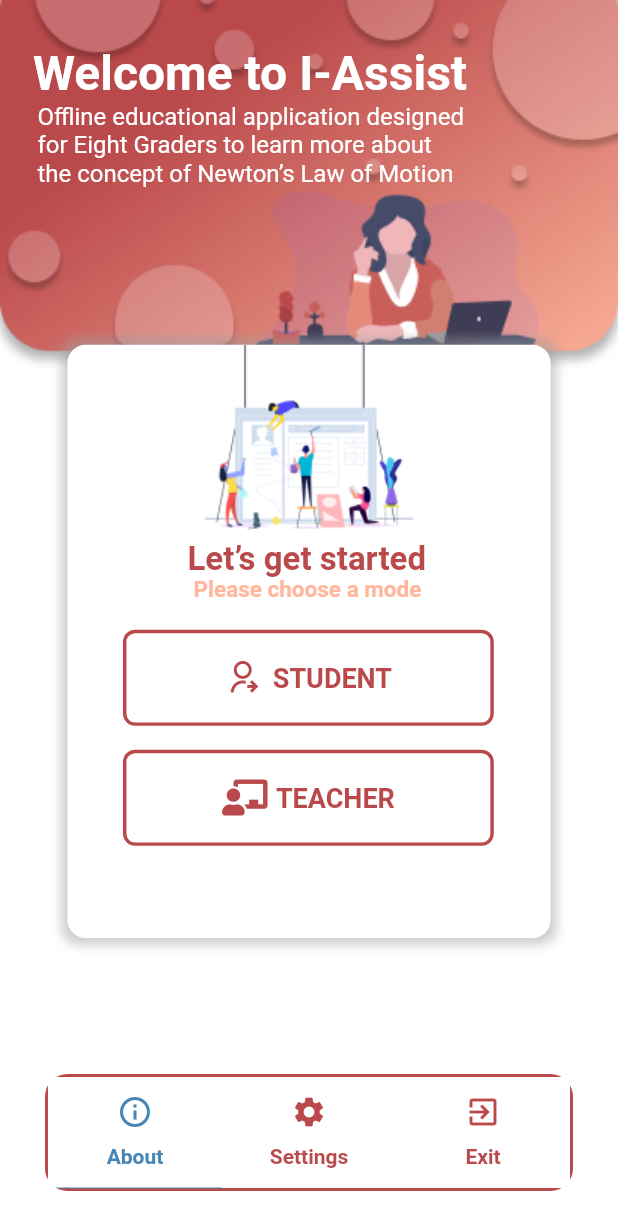
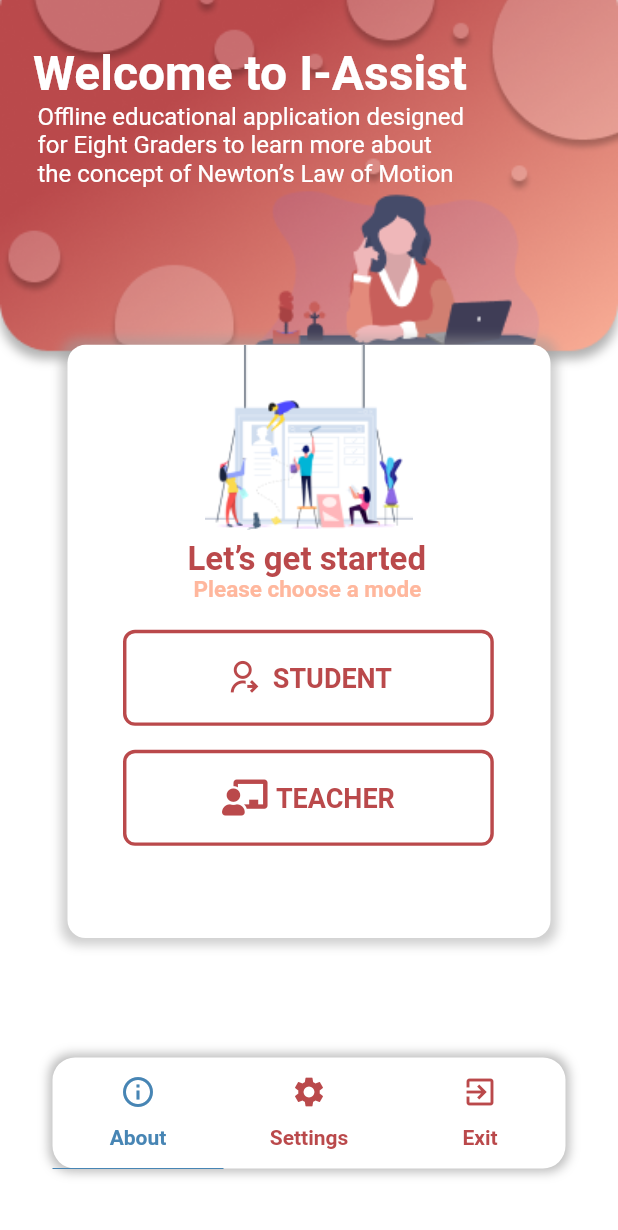
Before and after one commit to NOiNOi02/iAssist, a Flutter app: the SelectionPage screen opened directly, on a phone screen of 412 x 824 dp. Shown: the top 1230 px of the screen. Run offline on Flutter 3.47's test engine with Material 2 defaults, Android fonts, the phone set to English and light mode, and no system bars.

Commit message:
first commit

```diff
--- a/lib/selectionpage.dart
+++ b/lib/selectionpage.dart
@@ -1,6 +1,7 @@
 import 'package:flutter/material.dart';
 import 'package:iassist/icon.dart';
-import 'package:iassist/main.dart';
+import 'package:iassist/student/studentfrontpage.dart';
+import 'package:iassist/teacher/teacherfrontpage.dart';
 
 class SelectionPage extends StatefulWidget{
   @override
@@ -128,7 +129,7 @@ class _SelectionPageState extends State<SelectionPage> with SingleTickerProvider
                           width: size.width * .6,
                           margin: const EdgeInsets.only(top: 190, left: 82),
                           child:OutlinedButton.icon(onPressed:(){
-                            Navigator.push(context, MaterialPageRoute(builder: (context) => SelectionPage(),),);
+                            Navigator.push(context, MaterialPageRoute(builder: (context) => StudentFrontPage(),),);
                           },
                             icon: Icon(MyFlutterApp.studentbtn, color: Color(0xFFBA494B),),
                             label: Text("STUDENT",
@@ -153,7 +154,7 @@ class _SelectionPageState extends State<SelectionPage> with SingleTickerProvider
                           width: size.width * .6,
                           margin: const EdgeInsets.only(top: 270, left: 82),
                           child:OutlinedButton.icon(onPressed:(){
-                            Navigator.push(context, MaterialPageRoute(builder: (context) => SelectionPage(),),);
+                            Navigator.push(context, MaterialPageRoute(builder: (context) => TeacherFrontPage(),),);
                           },
                             icon: Icon(MyFlutterApp.teacherbtn, color: Color(0xFFBA494B),),
                             label: Text(" TEACHER",
@@ -184,12 +185,8 @@ class _SelectionPageState extends State<SelectionPage> with SingleTickerProvider
         ),
       ),
       bottomNavigationBar: Container(
-        padding: EdgeInsets.all(30.0),
-        child: ClipRRect(
-          borderRadius: BorderRadius.all(Radius.circular(15.0)),
+        padding: EdgeInsets.only(left:35.0, right: 35.0, bottom: 45.0),
         child: Container(
-            // height: size.height * 0.1,
-            // width: size.width,
           child: TabBar(
             labelColor: Color(0xFF4785B4),
             unselectedLabelColor: Color(0xFFBA494B),
@@ -214,16 +211,17 @@ class _SelectionPageState extends State<SelectionPage> with SingleTickerProvider
             controller:  _tabController,
           ),
               decoration: BoxDecoration(
-              border: Border.all(color: Color(0xFFBA494B), width: 2),
-                            // boxShadow: [
-                            //   BoxShadow(
-                            //     color: Colors.grey.shade300.withOpacity(1),
-                            //     // spreadRadius: 4,
-                            //     blurRadius: 10,
-                            //   ),
-                            // ],
+                color: Colors.white,
+            // border: Border.all(color: Colors.black, width: 2),
+                borderRadius: BorderRadius.all(Radius.circular(15.0)),
+                  boxShadow: [
+                    BoxShadow(
+                      color: Colors.grey.shade500.withOpacity(.7),
+                      spreadRadius: 2,
+                      blurRadius: 5,
+
                     ),
-
+                  ],
                 ),
         ),
       ),
```
Also changed, not shown: lib/student/studentfrontpage.dart (added, +19 -0 lines), lib/teacher/teacherfrontpage.dart (added, +19 -0 lines). Lines whose indentation alone changed are shown as unchanged.
